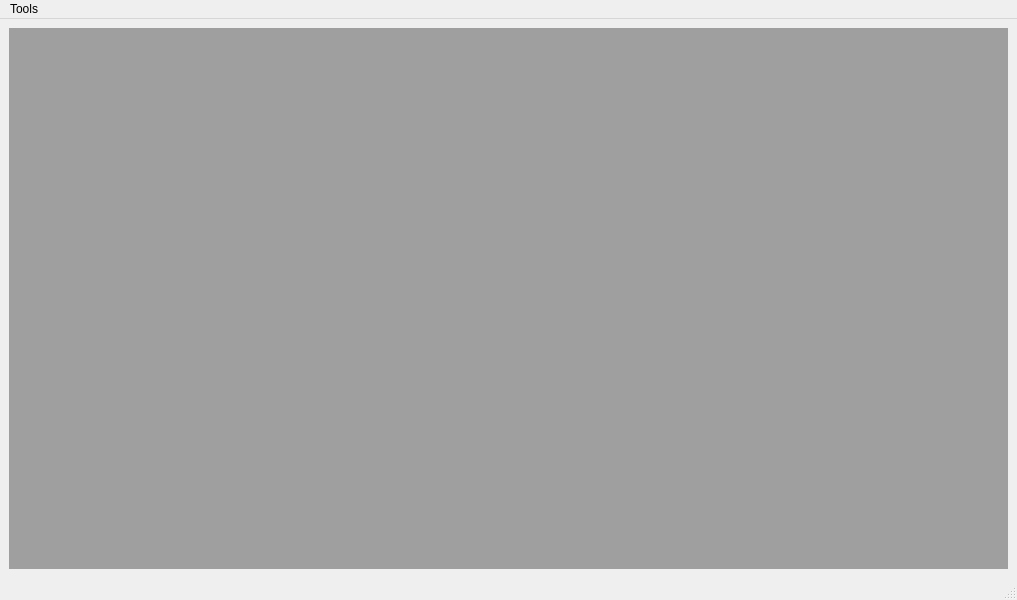
The window that MainWindow/MainWindow.ui (vaishaligawarkar777-pixel/Password_Login_Project) describes before a commit, drawn with Qt 5.
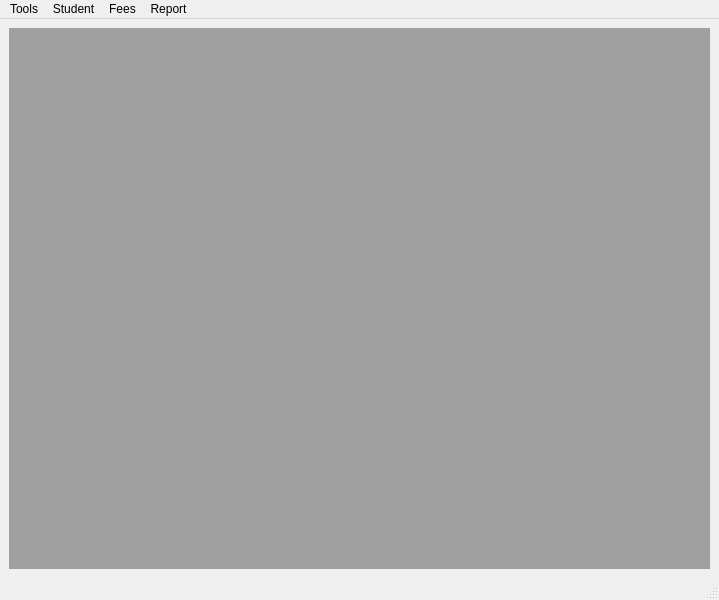
The same window after the commit.

Patch:
```diff
--- a/MainWindow/MainWindow.ui
+++ b/MainWindow/MainWindow.ui
@@ -6,7 +6,7 @@
    <rect>
     <x>0</x>
     <y>0</y>
-    <width>1017</width>
+    <width>719</width>
     <height>600</height>
    </rect>
   </property>
@@ -25,7 +25,7 @@
     <rect>
      <x>0</x>
      <y>0</y>
-     <width>1017</width>
+     <width>719</width>
      <height>26</height>
     </rect>
    </property>
@@ -38,7 +38,28 @@
     <addaction name="actionChange_Password"/>
     <addaction name="actionLogin"/>
    </widget>
+   <widget class="QMenu" name="menuStudent">
+    <property name="title">
+     <string>Student</string>
+    </property>
+    <addaction name="actionStudent_File"/>
+   </widget>
+   <widget class="QMenu" name="menuFees">
+    <property name="title">
+     <string>Fees</string>
+    </property>
+    <addaction name="actionFees_Form"/>
+   </widget>
+   <widget class="QMenu" name="menuReport">
+    <property name="title">
+     <string>Report</string>
+    </property>
+    <addaction name="actionRepost_Form"/>
+   </widget>
    <addaction name="menuTools"/>
+   <addaction name="menuStudent"/>
+   <addaction name="menuFees"/>
+   <addaction name="menuReport"/>
   </widget>
   <widget class="QStatusBar" name="statusbar"/>
   <action name="actionAdd_User">
```
Left out of the diff: 15 changed lines with no effect on the pictures.
